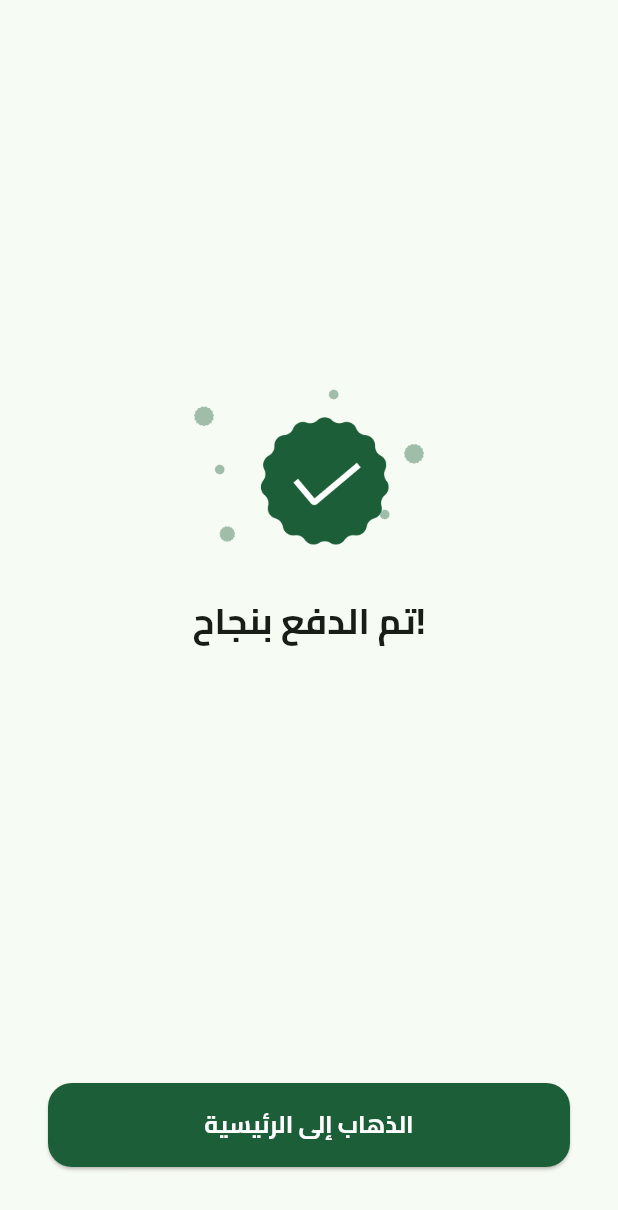
After one commit to Karam-Salama/fruits_hup, a Flutter app: the PaymentSuccessView screen opened directly, on a phone screen of 412 x 824 dp. The commit adds this screen. Shown: the top 1210 px of the screen. Run offline on Flutter 3.47's test engine with Material 3 defaults, Android fonts, the phone set to English and light mode, and no system bars; our stand-ins replace bloc, cloud_firestore, dartz, dots_indicator, email_validator, equatable and 11 more; missing offline and left inert: flutter_facebook_auth, flutter_paypal_payment; accounts and stored records are empty; statements that could not run were skipped; project files that could hold a hidden picture were left out.

Commit message:
some updates to improve ui

```diff
--- a/lib/core/repos/products_repos/products_repos_implementation.dart
+++ b/lib/core/repos/products_repos/products_repos_implementation.dart
@@ -47,7 +47,6 @@ class ProductReposImplementation implements ProductRepo {
   }
 
   @override
-  @override
   Future<Either<Failure, List<ProductEntity>>> getProductsByName(
       String name) async {
     try {
--- a/lib/core/utils/app_assets.dart
+++ b/lib/core/utils/app_assets.dart
@@ -209,4 +209,9 @@ class Assets {
   /// Assets for assetsImagesReviews
   /// assets/images/reviews.png
   static const String assetsImagesReviews = "assets/images/reviews.png";
+
+  /// Assets for assetsImagesPaymentSuccess
+  /// assets/images/payment_success.png
+  static const String assetsImagesPaymentSuccess =
+      "assets/images/payment_success.png";
 }
--- a/lib/core/utils/app_strings.dart
+++ b/lib/core/utils/app_strings.dart
@@ -81,7 +81,7 @@ abstract class AppStrings {
   static const String selectPaymentMethod = 'حدد طريقة الدفع';
   static const String paymentFailed = 'فشل الدفع';
   static const String paymentCancelled = 'تم إلغاء الدفع';
-  static const String paymentSuccess = 'تم الدفع بنجاح';
+  static const String paymentSuccess = '!تم الدفع بنجاح';
 
   static const String currency = 'جنيه';
   static const String all = 'عام';
@@ -91,6 +91,8 @@ abstract class AppStrings {
   static const String reviewsCount = 'المراجعات';
   static const String organic = 'أورجانيك';
   static const String grain = 'جرام';
+  static const String ourProducts = 'منتجاتنا';
+  static const String goToHome = 'الذهاب إلى الرئيسية';
 }
 
 class FirebaseCollectionName {}
--- a/lib/modules/category/presentation/widgets/products_header.dart
+++ b/lib/modules/category/presentation/widgets/products_header.dart
@@ -9,8 +9,7 @@ import '../../../../core/utils/app_strings.dart';
 import '../../../../core/utils/app_text_styles.dart';
 
 class ProductsHeader extends StatelessWidget {
-  const ProductsHeader({super.key, required this.productsLength});
-  final int productsLength;
+  const ProductsHeader({super.key});
 
   @override
   Widget build(BuildContext context) {
@@ -21,7 +20,7 @@ class ProductsHeader extends StatelessWidget {
         children: [
           Expanded(
             child: Text(
-              '${productsLength} ${AppStrings.results}',
+              AppStrings.ourProducts,
               style: AppTextStyle.Cairo700style16.copyWith(
                 color: AppColors.blackColor,
               ),
--- a/lib/modules/checkout/presentation/manager/cubit/add_order_cubit/add_order_cubit.dart
+++ b/lib/modules/checkout/presentation/manager/cubit/add_order_cubit/add_order_cubit.dart
@@ -10,7 +10,7 @@ class AddOrderCubit extends Cubit<AddOrderState> {
   AddOrderCubit(this.orderRepo) : super(AddOrderInitial());
   final OrderRepo orderRepo;
 
-  void addOrder({required OrderEntity order}) async {
+  Future<void> addOrder({required OrderEntity order}) async {
     emit(AddOrderLoading());
     final result = await orderRepo.addOrders(order: order);
     result.fold(
--- /dev/null
+++ b/lib/modules/checkout/presentation/views/payment_success_view.dart
@@ -0,0 +1,15 @@
+import 'package:flutter/material.dart';
+
+import '../widgets/payment_success_view_body.dart';
+
+class PaymentSuccessView extends StatelessWidget {
+  const PaymentSuccessView({super.key});
+  static const String routeName = '/Payment-Success-View';
+
+  @override
+  Widget build(BuildContext context) {
+    return const Scaffold(
+      body: PaymentSuccessViewBody(),
+    );
+  }
+}
--- /dev/null
+++ b/lib/modules/checkout/presentation/widgets/payment_success_view_body.dart
@@ -0,0 +1,55 @@
+import 'package:flutter/material.dart';
+import 'package:fruits_hup/core/utils/app_assets.dart';
+import 'package:fruits_hup/core/utils/app_strings.dart';
+import 'package:fruits_hup/core/widgets/custom_btn.dart';
+import 'package:fruits_hup/modules/home/presentation/views/main_view.dart';
+import 'package:persistent_bottom_nav_bar/persistent_bottom_nav_bar.dart';
+
+import '../../../../core/utils/app_text_styles.dart';
+
+class PaymentSuccessViewBody extends StatelessWidget {
+  const PaymentSuccessViewBody({super.key});
+
+  @override
+  Widget build(BuildContext context) {
+    return Scaffold(
+      body: Center(
+        child: Column(
+          mainAxisAlignment: MainAxisAlignment.center,
+          children: [
+            SizedBox(
+              height: 107,
+              width: 154,
+              child: Image.asset(
+                Assets.assetsImagesPaymentSuccess,
+                fit: BoxFit.fill,
+              ),
+            ),
+            const SizedBox(height: 30),
+            Text(
+              AppStrings.paymentSuccess,
+              style: TextStyle(fontSize: 24, fontWeight: FontWeight.bold),
+            ),
+          ],
+        ),
+      ),
+      bottomNavigationBar: Padding(
+        padding: const EdgeInsets.fromLTRB(16, 16, 16, 30),
+        child: CustomButton(
+          mainAxisAlignment: MainAxisAlignment.center,
+          onPressed: () {
+            PersistentNavBarNavigator.pushNewScreen(
+              context,
+              screen: MainView(),
+              withNavBar: true,
+              pageTransitionAnimation: PageTransitionAnimation.cupertino,
+            );
+          },
+          text: AppStrings.goToHome,
+          style: AppTextStyle.Cairo700style16,
+          padding: 16,
+        ),
+      ),
+    );
+  }
+}
```
Also changed, not shown: lib/modules/cart/presentation/widgets/cart_view_body.dart (+9 -10 lines), lib/modules/category/presentation/widgets/our_products_list_view.dart (added, +39 -0 lines), lib/modules/category/presentation/widgets/our_products_list_view_bloc_builder.dart (renamed from lib/modules/category/presentation/widgets/products_grid_view_bloc_builder.dart, +5 -5 lines), lib/modules/category/presentation/widgets/our_products_list_view_item.dart (added, +44 -0 lines), lib/modules/category/presentation/widgets/products_grid_view.dart (deleted, +0 -39 lines), lib/modules/category/presentation/widgets/products_view_body.dart (+17 -10 lines), lib/modules/checkout/presentation/widgets/checkout_view_body.dart (+24 -40 lines), assets/images/payment_success.png (added).
